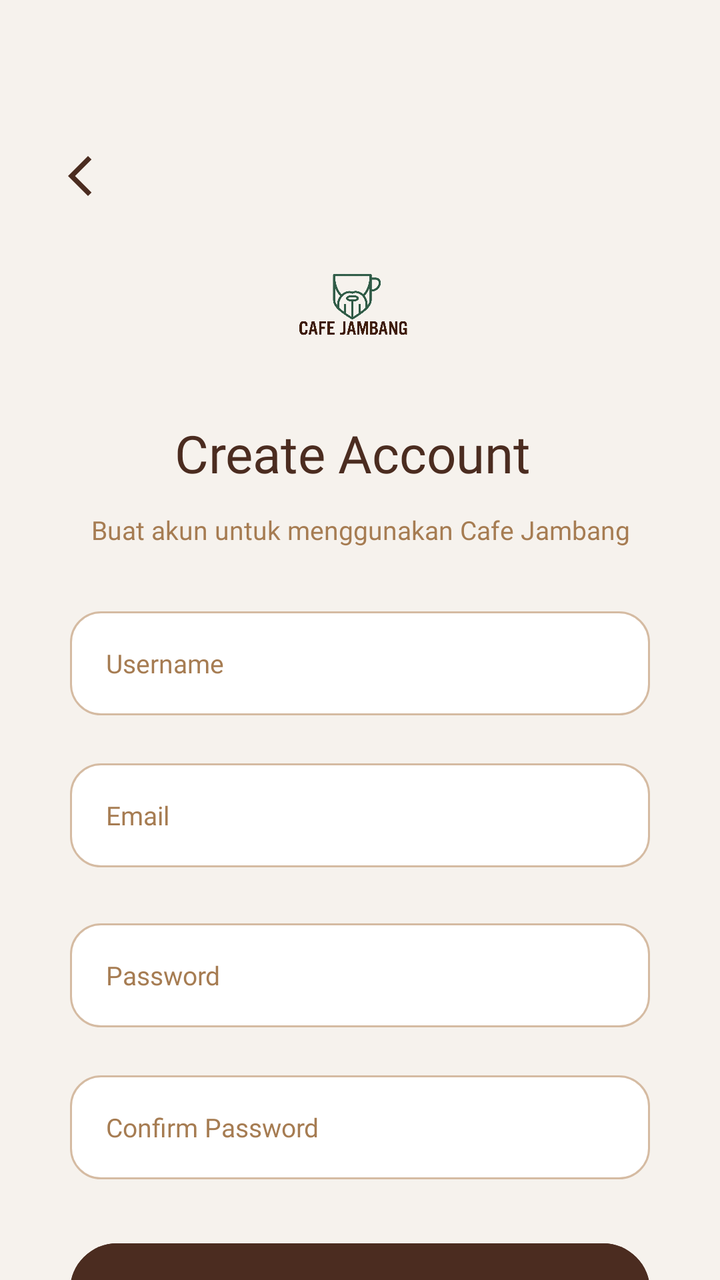
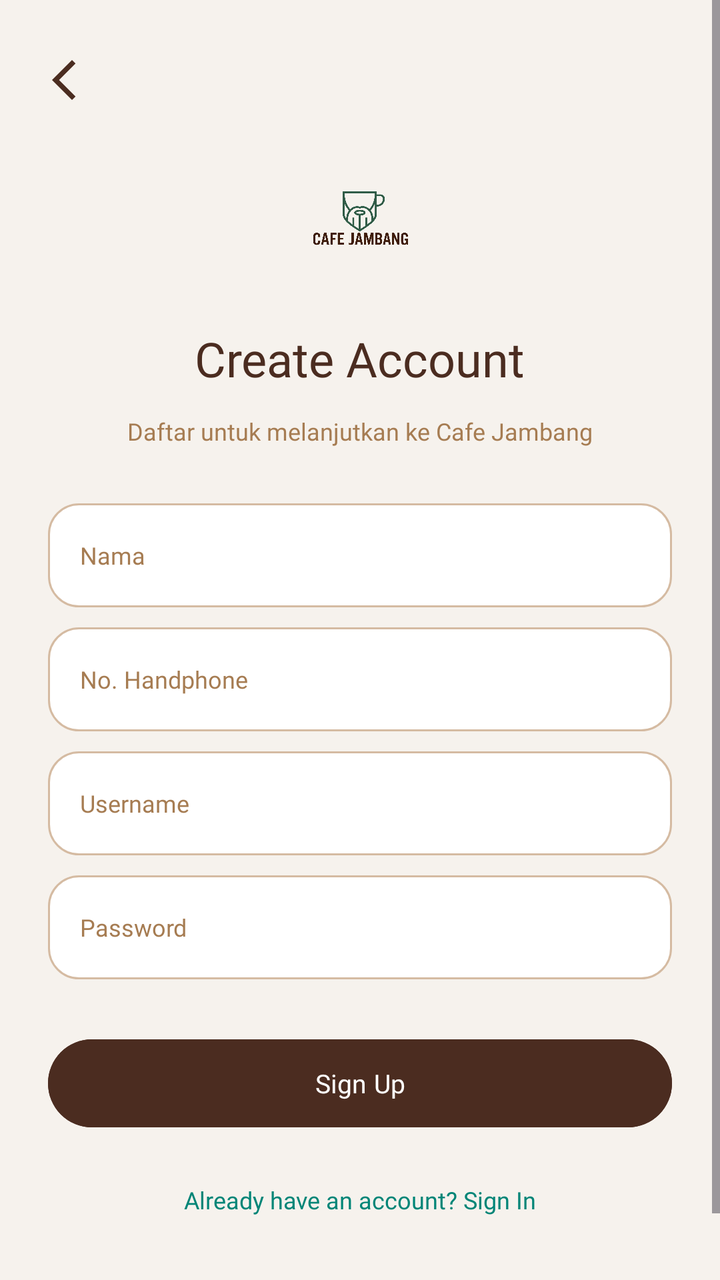

Before-and-after screenshots of an Android layout around one commit, followed by the original layout XML and the change that was made.
<!-- AndroidManifest.xml: application theme Theme.YLNLays -->
<!-- res/layout/activity_sign_up.xml -->
<?xml version="1.0" encoding="utf-8"?>
<androidx.constraintlayout.widget.ConstraintLayout xmlns:android="http://schemas.android.com/apk/res/android"
    xmlns:app="http://schemas.android.com/apk/res-auto"
    xmlns:tools="http://schemas.android.com/tools"
    android:id="@+id/main"
    android:layout_width="match_parent"
    android:layout_height="match_parent"
    android:background="#F6F2ED"
    tools:context=".project_yolan_3tie.Home.SignUpActivity">

    <ImageButton
        android:id="@+id/btnBack"
        android:layout_width="48dp"
        android:layout_height="48dp"
        android:layout_marginStart="16dp"
        android:layout_marginTop="64dp"
        android:background="@android:color/transparent"
        android:contentDescription="Back"
        android:src="@drawable/ic_arrow_back"
        app:layout_constraintStart_toStartOf="parent"
        app:layout_constraintTop_toTopOf="parent"
        app:tint="#4B2C20" />

    <TextView
        android:id="@+id/tvTitle"
        android:layout_width="wrap_content"
        android:layout_height="wrap_content"
        android:layout_marginTop="16dp"
        android:fontFamily="@font/poppins_bold"
        android:text="Create Account"
        android:textColor="#4B2C20"
        android:textSize="26sp"
        app:layout_constraintEnd_toEndOf="parent"
        app:layout_constraintHorizontal_bias="0.48"
        app:layout_constraintStart_toStartOf="parent"
        app:layout_constraintTop_toBottomOf="@id/imgLogo" />

    <TextView
        android:id="@+id/tvSubtitle"
        android:layout_width="0dp"
        android:layout_height="wrap_content"
        android:layout_marginStart="30dp"
        android:layout_marginTop="12dp"
        android:layout_marginEnd="30dp"
        android:fontFamily="@font/poppins_medium"
        android:gravity="center"
        android:text="Buat akun untuk menggunakan Cafe Jambang"
        android:textColor="#A67C52"
        android:textSize="13sp"
        app:layout_constraintEnd_toEndOf="parent"
        app:layout_constraintHorizontal_bias="0.0"
        app:layout_constraintStart_toStartOf="parent"
        app:layout_constraintTop_toBottomOf="@id/tvTitle" />

    <EditText
        android:id="@+id/etUsername"
        android:layout_width="0dp"
        android:layout_height="52dp"
        android:layout_marginStart="35dp"
        android:layout_marginTop="32dp"
        android:layout_marginEnd="35dp"
        android:background="@drawable/edittext_login"
        android:fontFamily="@font/poppins_medium"
        android:hint="Username"
        android:inputType="text"
        android:paddingStart="18dp"
        android:paddingEnd="18dp"
        android:textColor="#272727"
        android:textColorHint="#A67C52"
        android:textSize="13sp"
        app:layout_constraintEnd_toEndOf="parent"
        app:layout_constraintHorizontal_bias="0.0"
        app:layout_constraintStart_toStartOf="parent"
        app:layout_constraintTop_toBottomOf="@id/tvSubtitle" />

    <EditText
        android:id="@+id/etEmail"
        android:layout_width="0dp"
        android:layout_height="52dp"
        android:layout_marginStart="35dp"
        android:layout_marginTop="24dp"
        android:layout_marginEnd="35dp"
        android:background="@drawable/edittext_login"
        android:fontFamily="@font/poppins_medium"
        android:hint="Email"
        android:inputType="textEmailAddress"
        android:paddingStart="18dp"
        android:paddingEnd="18dp"
        android:textColor="#272727"
        android:textColorHint="#A67C52"
        android:textSize="13sp"
        app:layout_constraintEnd_toEndOf="parent"
        app:layout_constraintHorizontal_bias="0.0"
        app:layout_constraintStart_toStartOf="parent"
        app:layout_constraintTop_toBottomOf="@id/etUsername" />

    <EditText
        android:id="@+id/etPassword"
        android:layout_width="0dp"
        android:layout_height="52dp"
        android:layout_marginStart="35dp"
        android:layout_marginTop="28dp"
        android:layout_marginEnd="35dp"
        android:background="@drawable/edittext_login"
        android:fontFamily="@font/poppins_medium"
        android:hint="Password"
        android:inputType="textPassword"
        android:paddingStart="18dp"
        android:paddingEnd="18dp"
        android:textColor="#272727"
        android:textColorHint="#A67C52"
        android:textSize="13sp"
        app:layout_constraintEnd_toEndOf="parent"
        app:layout_constraintHorizontal_bias="0.0"
        app:layout_constraintStart_toStartOf="parent"
        app:layout_constraintTop_toBottomOf="@id/etEmail" />

    <EditText
        android:id="@+id/etConfirmPassword"
        android:layout_width="0dp"
        android:layout_height="52dp"
        android:layout_marginStart="35dp"
        android:layout_marginTop="24dp"
        android:layout_marginEnd="35dp"
        android:background="@drawable/edittext_login"
        android:fontFamily="@font/poppins_medium"
        android:hint="Confirm Password"
        android:inputType="textPassword"
        android:paddingStart="18dp"
        android:paddingEnd="18dp"
        android:textColor="#272727"
        android:textColorHint="#A67C52"
        android:textSize="13sp"
        app:layout_constraintEnd_toEndOf="parent"
        app:layout_constraintHorizontal_bias="0.0"
        app:layout_constraintStart_toStartOf="parent"
        app:layout_constraintTop_toBottomOf="@id/etPassword" />

    <Button
        android:id="@+id/btnCreateAccount"
        android:layout_width="0dp"
        android:layout_height="55dp"
        android:layout_marginStart="35dp"
        android:layout_marginTop="28dp"
        android:layout_marginEnd="35dp"
        android:backgroundTint="#4B2C20"
        android:fontFamily="@font/poppins_bold"
        android:text="Create Account"
        android:textAllCaps="false"
        android:textColor="#F6F2ED"
        android:textSize="14sp"
        app:layout_constraintEnd_toEndOf="parent"
        app:layout_constraintHorizontal_bias="0.0"
        app:layout_constraintStart_toStartOf="parent"
        app:layout_constraintTop_toBottomOf="@id/etConfirmPassword" />

    <ImageView
        android:id="@+id/imgLogo"
        android:layout_width="85dp"
        android:layout_height="85dp"
        android:layout_marginTop="108dp"
        android:contentDescription="Logo Cafe Jambang"
        android:scaleType="fitCenter"
        android:src="@drawable/logo"
        app:layout_constraintEnd_toEndOf="parent"
        app:layout_constraintHorizontal_bias="0.487"
        app:layout_constraintStart_toStartOf="parent"
        app:layout_constraintTop_toTopOf="parent" />


</androidx.constraintlayout.widget.ConstraintLayout>
<!-- resources referenced by this layout -->
<resources>
  <!-- drawable edittext_login (drawable) -->
  <?xml version="1.0" encoding="utf-8"?>
  <shape xmlns:android="http://schemas.android.com/apk/res/android">
  
      <solid android:color="#FFFFFF" />
  
      <stroke
          android:width="1dp"
          android:color="#D5BBA2" />
  
      <corners android:radius="15dp" />
  
      <padding
          android:left="18dp"
          android:right="18dp"
          android:top="10dp"
          android:bottom="10dp" />
  
  </shape>
  <!-- drawable ic_arrow_back (drawable) -->
  <vector xmlns:android="http://schemas.android.com/apk/res/android" android:height="24dp" android:tint="#FFFFFF" android:viewportHeight="24" android:viewportWidth="24" android:width="24dp">
        
      <path android:fillColor="@android:color/white" android:pathData="M17.77,3.77l-1.77,-1.77l-10,10l10,10l1.77,-1.77l-8.23,-8.23z"/>
      
  </vector>
  <!-- drawable logo: png bitmap (drawable, 284325 bytes) -->
  <style name="Theme.YLNLays" parent="Base.Theme.YLNLays" />
  <style name="Base.Theme.YLNLays" parent="Theme.Material3.DayNight.NoActionBar">
          
          
      </style>
</resources>

<!-- the commit's change to res/layout/activity_sign_up.xml (unified diff, before → after) -->
@@ -1,171 +1,195 @@
 <?xml version="1.0" encoding="utf-8"?>
-<androidx.constraintlayout.widget.ConstraintLayout xmlns:android="http://schemas.android.com/apk/res/android"
+<ScrollView xmlns:android="http://schemas.android.com/apk/res/android"
     xmlns:app="http://schemas.android.com/apk/res-auto"
     xmlns:tools="http://schemas.android.com/tools"
-    android:id="@+id/main"
     android:layout_width="match_parent"
     android:layout_height="match_parent"
     android:background="#F6F2ED"
+    android:fillViewport="true"
+    android:clipToPadding="false"
+    android:paddingBottom="24dp"
     tools:context=".project_yolan_3tie.Home.SignUpActivity">
 
-    <ImageButton
-        android:id="@+id/btnBack"
-        android:layout_width="48dp"
-        android:layout_height="48dp"
-        android:layout_marginStart="16dp"
-        android:layout_marginTop="64dp"
-        android:background="@android:color/transparent"
-        android:contentDescription="Back"
-        android:src="@drawable/ic_arrow_back"
-        app:layout_constraintStart_toStartOf="parent"
-        app:layout_constraintTop_toTopOf="parent"
-        app:tint="#4B2C20" />
+    <androidx.constraintlayout.widget.ConstraintLayout
+        android:layout_width="match_parent"
+        android:layout_height="wrap_content"
+        android:minHeight="650dp"
+        android:paddingBottom="30dp">
 
-    <TextView
-        android:id="@+id/tvTitle"
-        android:layout_width="wrap_content"
-        android:layout_height="wrap_content"
-        android:layout_marginTop="16dp"
-        android:fontFamily="@font/poppins_bold"
-        android:text="Create Account"
-        android:textColor="#4B2C20"
-        android:textSize="26sp"
-        app:layout_constraintEnd_toEndOf="parent"
-        app:layout_constraintHorizontal_bias="0.48"
-        app:layout_constraintStart_toStartOf="parent"
-        app:layout_constraintTop_toBottomOf="@id/imgLogo" />
+        
+        <ImageButton
+            android:id="@+id/btnBack"
+            android:layout_width="48dp"
+            android:layout_height="48dp"
+            android:layout_marginStart="8dp"
+            android:layout_marginTop="16dp"
+            android:background="@android:color/transparent"
+            android:contentDescription="Kembali"
+            android:src="@drawable/ic_arrow_back"
+            app:tint="#4B2C20"
+            app:layout_constraintStart_toStartOf="parent"
+            app:layout_constraintTop_toTopOf="parent" />
 
-    <TextView
-        android:id="@+id/tvSubtitle"
-        android:layout_width="0dp"
-        android:layout_height="wrap_content"
-        android:layout_marginStart="30dp"
-        android:layout_marginTop="12dp"
-        android:layout_marginEnd="30dp"
-        android:fontFamily="@font/poppins_medium"
-        android:gravity="center"
-        android:text="Buat akun untuk menggunakan Cafe Jambang"
-        android:textColor="#A67C52"
-        android:textSize="13sp"
-        app:layout_constraintEnd_toEndOf="parent"
-        app:layout_constraintHorizontal_bias="0.0"
-        app:layout_constraintStart_toStartOf="parent"
-        app:layout_constraintTop_toBottomOf="@id/tvTitle" />
+        
+        <ImageView
+            android:id="@+id/imgLogo"
+            android:layout_width="75dp"
+            android:layout_height="75dp"
+            android:layout_marginTop="70dp"
+            android:contentDescription="Logo Cafe Jambang"
+            android:scaleType="fitCenter"
+            android:src="@drawable/logo"
+            app:layout_constraintTop_toTopOf="parent"
+            app:layout_constraintStart_toStartOf="parent"
+            app:layout_constraintEnd_toEndOf="parent" />
 
-    <EditText
-        android:id="@+id/etUsername"
-        android:layout_width="0dp"
-        android:layout_height="52dp"
-        android:layout_marginStart="35dp"
-        android:layout_marginTop="32dp"
-        android:layout_marginEnd="35dp"
-        android:background="@drawable/edittext_login"
-        android:fontFamily="@font/poppins_medium"
-        android:hint="Username"
-        android:inputType="text"
-        android:paddingStart="18dp"
-        android:paddingEnd="18dp"
-        android:textColor="#272727"
-        android:textColorHint="#A67C52"
-        android:textSize="13sp"
-        app:layout_constraintEnd_toEndOf="parent"
-        app:layout_constraintHorizontal_bias="0.0"
-        app:layout_constraintStart_toStartOf="parent"
-        app:layout_constraintTop_toBottomOf="@id/tvSubtitle" />
+        
+        <TextView
+            android:id="@+id/tvTitle"
+            android:layout_width="wrap_content"
+            android:layout_height="wrap_content"
+            android:layout_marginTop="18dp"
+            android:fontFamily="@font/poppins_bold"
+            android:text="Create Account"
+            android:textColor="#4B2C20"
+            android:textSize="24sp"
+            app:layout_constraintTop_toBottomOf="@id/imgLogo"
+            app:layout_constraintStart_toStartOf="parent"
+            app:layout_constraintEnd_toEndOf="parent" />
 
-    <EditText
-        android:id="@+id/etEmail"
-        android:layout_width="0dp"
-        android:layout_height="52dp"
-        android:layout_marginStart="35dp"
-        android:layout_marginTop="24dp"
-        android:layout_marginEnd="35dp"
-        android:background="@drawable/edittext_login"
-        android:fontFamily="@font/poppins_medium"
-        android:hint="Email"
-        android:inputType="textEmailAddress"
-        android:paddingStart="18dp"
-        android:paddingEnd="18dp"
-        android:textColor="#272727"
-        android:textColorHint="#A67C52"
-        android:textSize="13sp"
-        app:layout_constraintEnd_toEndOf="parent"
-        app:layout_constraintHorizontal_bias="0.0"
-        app:layout_constraintStart_toStartOf="parent"
-        app:layout_constraintTop_toBottomOf="@id/etUsername" />
+        
+        <TextView
+            android:id="@+id/tvSubtitle"
+            android:layout_width="0dp"
+            android:layout_height="wrap_content"
+            android:layout_marginStart="20dp"
+            android:layout_marginTop="12dp"
+            android:layout_marginEnd="20dp"
+            android:fontFamily="@font/poppins_medium"
+            android:gravity="center"
+            android:text="Daftar untuk melanjutkan ke Cafe Jambang"
+            android:textColor="#A67C52"
+            android:textSize="12sp"
+            app:layout_constraintTop_toBottomOf="@id/tvTitle"
+            app:layout_constraintStart_toStartOf="parent"
+            app:layout_constraintEnd_toEndOf="parent" />
 
-    <EditText
-        android:id="@+id/etPassword"
-        android:layout_width="0dp"
-        android:layout_height="52dp"
-        android:layout_marginStart="35dp"
-        android:layout_marginTop="28dp"
-        android:layout_marginEnd="35dp"
-        android:background="@drawable/edittext_login"
-        android:fontFamily="@font/poppins_medium"
-        android:hint="Password"
-        android:inputType="textPassword"
-        android:paddingStart="18dp"
-        android:paddingEnd="18dp"
-        android:textColor="#272727"
-        android:textColorHint="#A67C52"
-        android:textSize="13sp"
-        app:layout_constraintEnd_toEndOf="parent"
-        app:layout_constraintHorizontal_bias="0.0"
-        app:layout_constraintStart_toStartOf="parent"
-        app:layout_constraintTop_toBottomOf="@id/etEmail" />
+        
+        <EditText
+            android:id="@+id/etNama"
+            android:layout_width="0dp"
+            android:layout_height="52dp"
+            android:layout_marginStart="24dp"
+            android:layout_marginTop="28dp"
+            android:layout_marginEnd="24dp"
+            android:background="@drawable/edittext_login"
+            android:fontFamily="@font/poppins_medium"
+            android:hint="Nama"
+            android:inputType="textPersonName"
+            android:paddingStart="16dp"
+            android:paddingEnd="16dp"
+            android:textColor="#4B2C20"
+            android:textColorHint="#A67C52"
+            android:textSize="12sp"
+            app:layout_constraintTop_toBottomOf="@id/tvSubtitle"
+            app:layout_constraintStart_toStartOf="parent"
+            app:layout_constraintEnd_toEndOf="parent" />
 
-    <EditText
-        android:id="@+id/etConfirmPassword"
-        android:layout_width="0dp"
-        android:layout_height="52dp"
-        android:layout_marginStart="35dp"
-        android:layout_marginTop="24dp"
-        android:layout_marginEnd="35dp"
-        android:background="@drawable/edittext_login"
-        android:fontFamily="@font/poppins_medium"
-        android:hint="Confirm Password"
-        android:inputType="textPassword"
-        android:paddingStart="18dp"
-        android:paddingEnd="18dp"
-        android:textColor="#272727"
-        android:textColorHint="#A67C52"
-        android:textSize="13sp"
-        app:layout_constraintEnd_toEndOf="parent"
-        app:layout_constraintHorizontal_bias="0.0"
-        app:layout_constraintStart_toStartOf="parent"
-        app:layout_constraintTop_toBottomOf="@id/etPassword" />
+        
+        <EditText
+            android:id="@+id/etHandphone"
+            android:layout_width="0dp"
+            android:layout_height="52dp"
+            android:layout_marginStart="24dp"
+            android:layout_marginTop="10dp"
+            android:layout_marginEnd="24dp"
+            android:background="@drawable/edittext_login"
+            android:fontFamily="@font/poppins_medium"
+            android:hint="No. Handphone"
+            android:inputType="number"
+            android:paddingStart="16dp"
+            android:paddingEnd="16dp"
+            android:textColor="#4B2C20"
+            android:textColorHint="#A67C52"
+            android:textSize="12sp"
+            app:layout_constraintTop_toBottomOf="@id/etNama"
+            app:layout_constraintStart_toStartOf="parent"
+            app:layout_constraintEnd_toEndOf="parent" />
 
-    <Button
-        android:id="@+id/btnCreateAccount"
-        android:layout_width="0dp"
-        android:layout_height="55dp"
-        android:layout_marginStart="35dp"
-        android:layout_marginTop="28dp"
-        android:layout_marginEnd="35dp"
-        android:backgroundTint="#4B2C20"
-        android:fontFamily="@font/poppins_bold"
-        android:text="Create Account"
-        android:textAllCaps="false"
-        android:textColor="#F6F2ED"
-        android:textSize="14sp"
-        app:layout_constraintEnd_toEndOf="parent"
-        app:layout_constraintHorizontal_bias="0.0"
-        app:layout_constraintStart_toStartOf="parent"
-        app:layout_constraintTop_toBottomOf="@id/etConfirmPassword" />
+        
+        <EditText
+            android:id="@+id/etUsername"
+            android:layout_width="0dp"
+            android:layout_height="52dp"
+            android:layout_marginStart="24dp"
+            android:layout_marginTop="10dp"
+            android:layout_marginEnd="24dp"
+            android:background="@drawable/edittext_login"
+            android:fontFamily="@font/poppins_medium"
+            android:hint="Username"
+            android:inputType="text"
+            android:paddingStart="16dp"
+            android:paddingEnd="16dp"
+            android:textColor="#4B2C20"
+            android:textColorHint="#A67C52"
+            android:textSize="12sp"
+            app:layout_constraintTop_toBottomOf="@id/etHandphone"
+            app:layout_constraintStart_toStartOf="parent"
+            app:layout_constraintEnd_toEndOf="parent" />
 
-    <ImageView
-        android:id="@+id/imgLogo"
-        android:layout_width="85dp"
-        android:layout_height="85dp"
-        android:layout_marginTop="108dp"
-        android:contentDescription="Logo Cafe Jambang"
-        android:scaleType="fitCenter"
-        android:src="@drawable/logo"
-        app:layout_constraintEnd_toEndOf="parent"
-        app:layout_constraintHorizontal_bias="0.487"
-        app:layout_constraintStart_toStartOf="parent"
-        app:layout_constraintTop_toTopOf="parent" />
+        
+        <EditText
+            android:id="@+id/etPassword"
+            android:layout_width="0dp"
+            android:layout_height="52dp"
+            android:layout_marginStart="24dp"
+            android:layout_marginTop="10dp"
+            android:layout_marginEnd="24dp"
+            android:background="@drawable/edittext_login"
+            android:fontFamily="@font/poppins_medium"
+            android:hint="Password"
+            android:inputType="textPassword"
+            android:paddingStart="16dp"
+            android:paddingEnd="16dp"
+            android:textColor="#4B2C20"
+            android:textColorHint="#A67C52"
+            android:textSize="12sp"
+            app:layout_constraintTop_toBottomOf="@id/etUsername"
+            app:layout_constraintStart_toStartOf="parent"
+            app:layout_constraintEnd_toEndOf="parent" />
 
+        
+        <Button
+            android:id="@+id/btnCreateAccount"
+            android:layout_width="0dp"
+            android:layout_height="52dp"
+            android:layout_marginStart="24dp"
+            android:layout_marginTop="26dp"
+            android:layout_marginEnd="24dp"
+            android:backgroundTint="#4B2C20"
+            android:fontFamily="@font/poppins_bold"
+            android:text="Sign Up"
+            android:textAllCaps="false"
+            android:textColor="#FFFFFF"
+            android:textSize="13sp"
+            app:layout_constraintTop_toBottomOf="@id/etPassword"
+            app:layout_constraintStart_toStartOf="parent"
+            app:layout_constraintEnd_toEndOf="parent" />
 
-</androidx.constraintlayout.widget.ConstraintLayout>
+        
+        <TextView
+            android:id="@+id/tvGoToLogin"
+            android:layout_width="wrap_content"
+            android:layout_height="wrap_content"
+            android:layout_marginTop="24dp"
+            android:fontFamily="@font/poppins_medium"
+            android:text="Already have an account? Sign In"
+            android:textColor="#008577"
+            android:textSize="12sp"
+            app:layout_constraintTop_toBottomOf="@id/btnCreateAccount"
+            app:layout_constraintStart_toStartOf="parent"
+            app:layout_constraintEnd_toEndOf="parent" />
+
+    </androidx.constraintlayout.widget.ConstraintLayout>
+
+</ScrollView>
